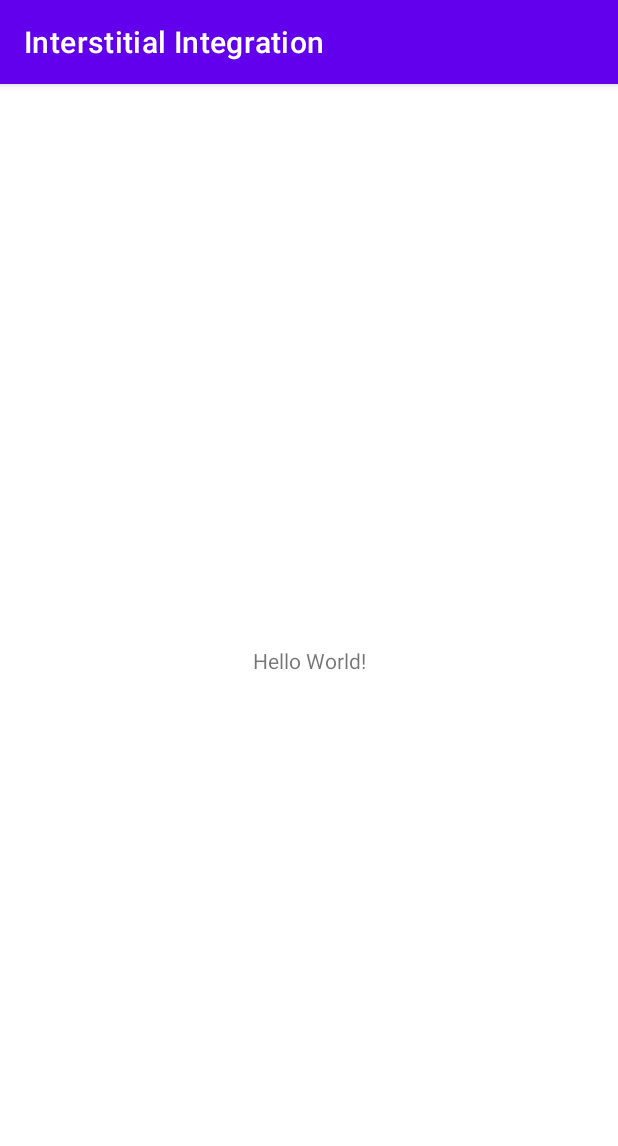
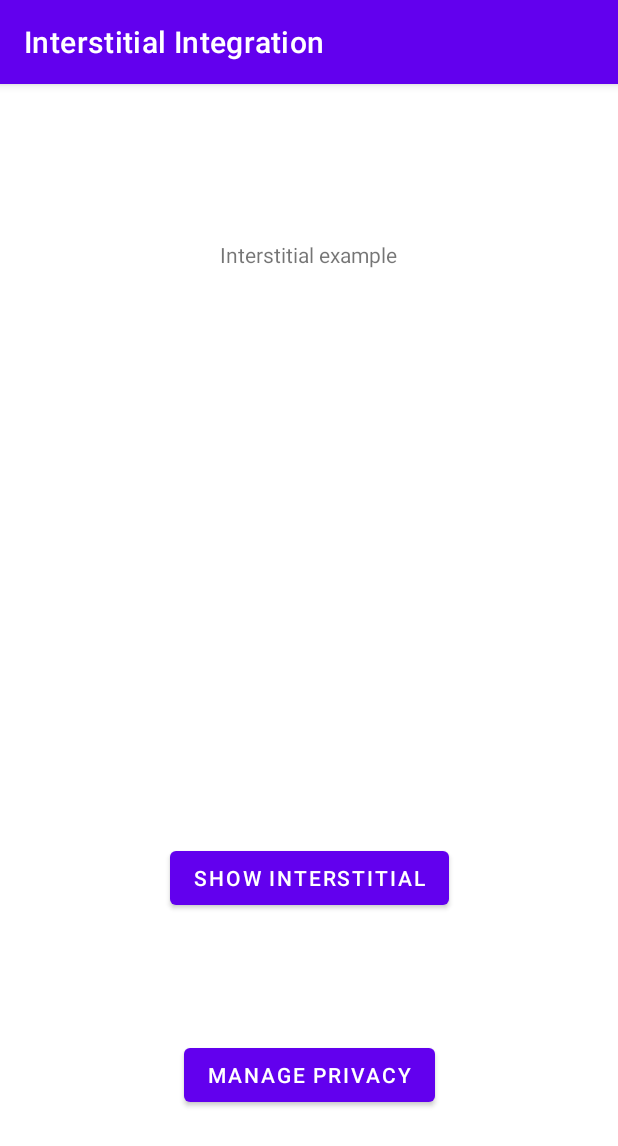
Before and after one commit to mbrtargeting/android-integration-example, an Android app: the screen it shows after launch (MainActivity), on a phone screen of 412 x 824 dp. Shown: the top 1146 px of the screen. Run offline under Robolectric (Android 15) with nearby library versions, the phone set to English and light mode, and no system bars.

Commit message:
add buttons to main layout

```diff
--- a/interstitial-integration/app/src/main/java/com/example/interstitialintegration/MainActivity.java
+++ b/interstitial-integration/app/src/main/java/com/example/interstitialintegration/MainActivity.java
@@ -3,6 +3,7 @@ package com.example.interstitialintegration;
 import androidx.appcompat.app.AppCompatActivity;
 
 import android.os.Bundle;
+import android.view.View;
 
 public class MainActivity extends AppCompatActivity {
 
@@ -11,4 +12,10 @@ public class MainActivity extends AppCompatActivity {
         super.onCreate(savedInstanceState);
         setContentView(R.layout.activity_main);
     }
+
+    public void btnInterstitialClick(View view) {
+    }
+
+    public void btnPrivacyClick(View view) {
+    }
 }
--- a/interstitial-integration/app/src/main/res/layout/activity_main.xml
+++ b/interstitial-integration/app/src/main/res/layout/activity_main.xml
@@ -7,12 +7,38 @@
     tools:context=".MainActivity">
 
     <TextView
+        android:id="@+id/textView"
         android:layout_width="wrap_content"
         android:layout_height="wrap_content"
-        android:text="Hello World!"
+        android:text="Interstitial example"
+        app:layout_constraintBottom_toBottomOf="parent"
+        app:layout_constraintEnd_toEndOf="parent"
+        app:layout_constraintHorizontal_bias="0.498"
+        app:layout_constraintStart_toStartOf="parent"
+        app:layout_constraintTop_toTopOf="parent"
+        app:layout_constraintVertical_bias="0.139" />
+
+    <Button
+        android:id="@+id/button"
+        android:layout_width="wrap_content"
+        android:layout_height="wrap_content"
+        android:text="Show Interstitial"
+        android:onClick="btnInterstitialClick"
         app:layout_constraintBottom_toBottomOf="parent"
         app:layout_constraintEnd_toEndOf="parent"
         app:layout_constraintStart_toStartOf="parent"
-        app:layout_constraintTop_toTopOf="parent" />
+        app:layout_constraintTop_toBottomOf="@+id/textView"
+        app:layout_constraintVertical_bias="0.64" />
+
+    <Button
+        android:id="@+id/button2"
+        android:layout_width="wrap_content"
+        android:layout_height="wrap_content"
+        android:text="Manage privacy"
+        android:onClick="btnPrivacyClick"
+        app:layout_constraintBottom_toBottomOf="parent"
+        app:layout_constraintEnd_toEndOf="parent"
+        app:layout_constraintStart_toStartOf="parent"
+        app:layout_constraintTop_toBottomOf="@+id/button" />
 
 </androidx.constraintlayout.widget.ConstraintLayout>
```
